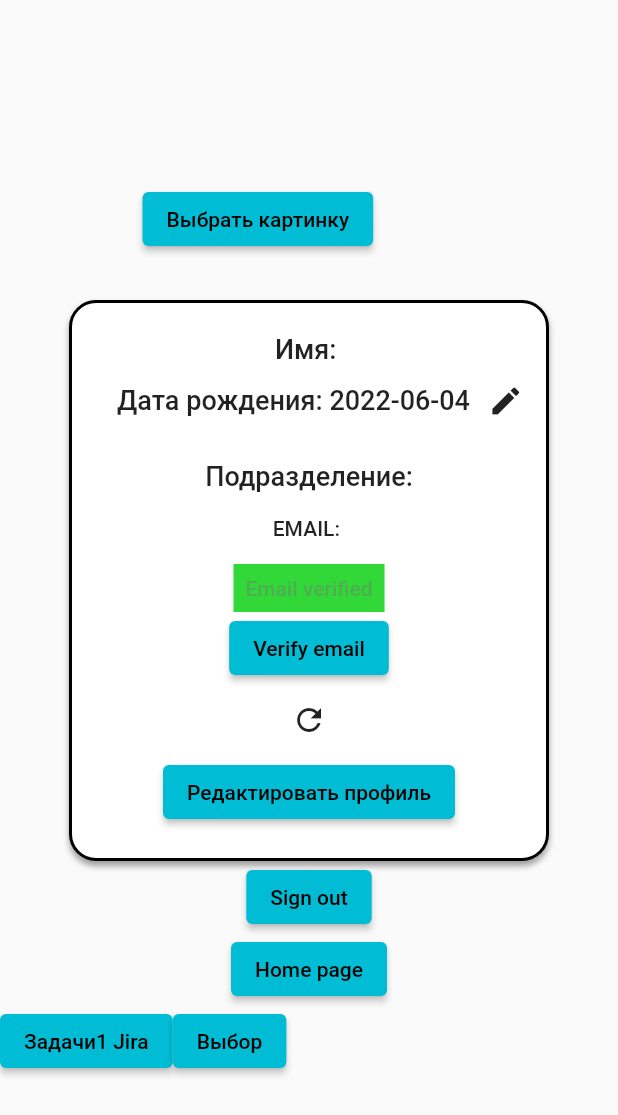
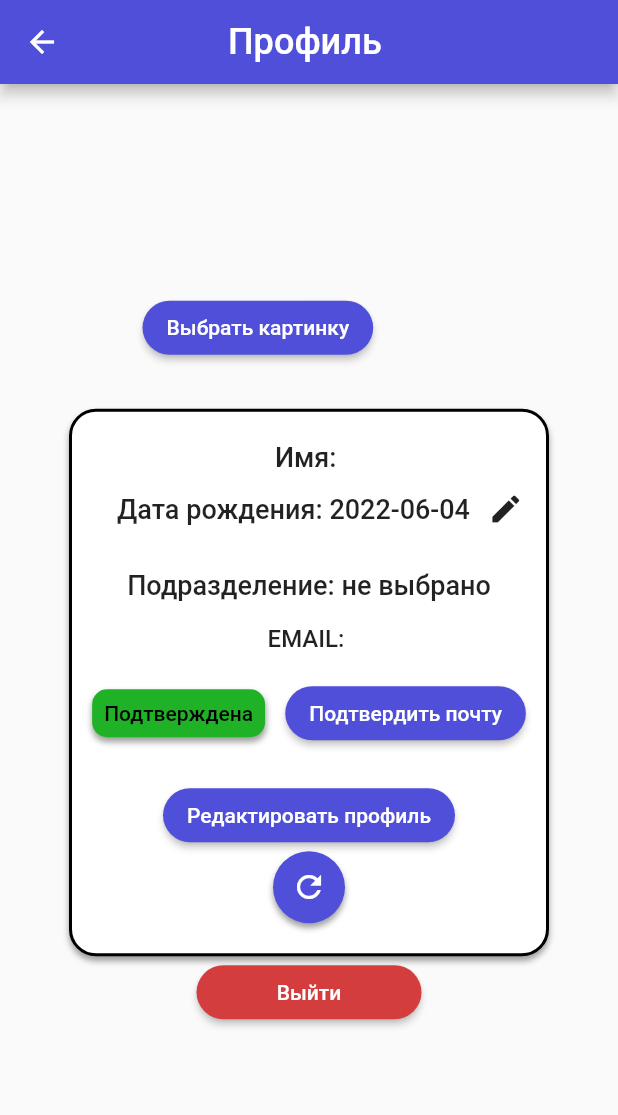
Before and after one commit to 1ldanlik/diplom-flutter-firebase, a Flutter app: the ProfilePage screen opened directly with empty values, on a phone screen of 412 x 824 dp. Shown: the top 1115 px of the screen. Run offline on Flutter 3.47's test engine with Material 2 defaults, Android fonts, the phone set to English and light mode, and no system bars; our stand-ins replace cloud_firestore, drop_shadow_image, firebase_auth, firebase_core, firebase_storage, flutter_datetime_picker and 2 more; missing offline and left inert: teledart; accounts and stored records are empty; network calls fail.

Commit message:
WithEditProfile

```diff
--- a/lib/pages/add_news_page.dart
+++ b/lib/pages/add_news_page.dart
@@ -14,7 +14,6 @@ class _AddNewsPageState extends State<AddNewsPage> {
 
   @override
   void initState() {
-    // TODO: implement initState
     super.initState();
   }
 
--- a/lib/pages/news_page.dart
+++ b/lib/pages/news_page.dart
@@ -117,26 +117,6 @@ class _MyHomePageState extends State<MyHomePage> {
     teleDart = TeleDart(telegram, event);
     teleDart!.start();
 
-    // teleDart!
-    //     .onMessage(entityType: 'bot_command', keyword: 'start')
-    //     .listen((message) {
-    //   msgId = message.chat.id;
-    //   teleDart!.telegram.sendMessage(msgId, 'Hello I am Flutter bot');
-    // });
-    //
-    // teleDart!
-    //     .onMessage(entityType: 'bot_command', keyword: 'dart')
-    //     .listen((message) {
-    //   msgId = message.chat.id;
-    //   setState(() {
-    //     _msgs.add({message.chat.username.toString(): message.text!});
-    //   });
-    //   print('+++++++++++' + message.text!);
-    //   print('-----------' + message.photo.toString());
-    //   print(_msgs);
-    // });
-
-
     teleDart!.onMessage().listen((message) {
       msgId = message.chat.id;
       setState(() {
@@ -144,12 +124,6 @@ class _MyHomePageState extends State<MyHomePage> {
       });
     });
 
-    // teleDart!.onMessage(keyword: 'Load images').listen((message) async {
-    //
-    //   // ask user to select one photo
-    //   teleDart!.telegram.sendMessage(message.chat.id, 'choose one');
-
-      // subscribe to user input
       final subscription = teleDart!.onMessage().listen((_) {});
 
       subscription.onData((data) async {
@@ -174,19 +148,6 @@ class _MyHomePageState extends State<MyHomePage> {
           });
         }
       });
-    // });
-    // teleDart!.onMessage(keyword: 'lol').listen((message) {
-    //   print('--------MESAGETEXT----------' + message.text.toString() + '------');
-    //   teleDart!.telegram.sendMessage(message.chat.id, 'image deleted' + message.caption.toString());
-
-    // });
-    // execute this if user hit 'Delete images' button
-    teleDart!.onMessage(keyword: 'Delete images').listen((message) {
-      // delete folder and image in it
-      deletePhotosDirectory(teleDart!, message).then((value) =>
-          teleDart!.telegram.sendMessage(message.chat.id, 'image deleted'));
-    });
-
   }
 
   Future<void> deletePhotosDirectory(
@@ -216,19 +177,6 @@ class _MyHomePageState extends State<MyHomePage> {
     final response = await request.close();
     await response.pipe(io.File(path).openWrite()) as io.File;
   }
-
-
-// teleDart!.fetcher.onUpdate().listen((event) {
-  //   msgId = event.message!.chat.id;
-  //   setState(() {
-  //     _msgs.add({event.message!.chat.username.toString(): {event.message!.text! : event.message!.photo.toString()}});
-  //   });
-  //   print('+++++++++++' + event.message!.text!);
-  //   print('-----------' + event.message!.photo.toString());
-  //   print(_msgs);
-  //   print(_msgs);
-  // });
-
 
   Future uploadFile(String caption,
       String tFileLink,
--- a/lib/pages/profile_page.dart
+++ b/lib/pages/profile_page.dart
@@ -1,23 +1,19 @@
 import 'dart:convert';
 import 'dart:io';
+import 'package:drop_shadow_image/drop_shadow_image.dart';
 import 'package:cloud_firestore/cloud_firestore.dart';
 import 'package:flutter_datetime_picker/flutter_datetime_picker.dart';
 import 'package:flutter/material.dart';
 import 'package:firebase_auth/firebase_auth.dart';
 import 'package:intl/intl.dart';
-import 'package:test_diplom_first/pages/choose_page.dart';
-import 'package:test_diplom_first/pages/jira_issues_list.dart';
 import 'package:test_diplom_first/pages/redact_profile_page.dart';
 import 'package:test_diplom_first/res/custom_colors.dart';
-import 'package:test_diplom_first/utils/jira_auth.dart';
 import '../utils/fire_auth.dart';
 import 'package:image_picker/image_picker.dart';
 import 'login_page.dart';
 import 'package:firebase_storage/firebase_storage.dart' as firebase_storage;
 import 'package:path/path.dart' as Path;
-import 'news_page.dart';
 import '../utils/database.dart';
-import '../utils/jira_auth.dart';
 import 'package:http/http.dart' as http;
 
 class ProfilePage extends StatefulWidget {
@@ -64,21 +60,35 @@ class _ProfilePageState extends State<ProfilePage> {
   @override
   Widget build(BuildContext context) {
     return Scaffold(
+      appBar: AppBar(
+        title: Row(
+          children: [
+            SizedBox(width: 80,),
+            Text('Профиль', style: TextStyle(fontSize: 24, color: CustomColors.customWhite),),
+          ],
+        ),
+        backgroundColor: CustomColors.customPurple,
+        leading: BackButton(color: CustomColors.customWhite,),
+      ),
       body: Center(
         child: Column(
           mainAxisAlignment: MainAxisAlignment.center,
           children: [
-            // Center(
-            //   child:
-            // ),
-            Text(_currentUser!.uid),
-            // Container(
-            //   height: 100,
-            //   width: 100,
             Row(
               children: [
                 SizedBox(width: 65,),
-                ClipRRect(
+                Container(
+                  decoration: BoxDecoration(
+                    shape: BoxShape.circle,
+                    boxShadow: [
+                      BoxShadow(
+                        color: CustomColors.customGrey,
+                        blurRadius: 100.0,
+                        spreadRadius: 1.0,
+                      )
+                    ],
+                  ),
+                  child: ClipRRect(
                     borderRadius: BorderRadius.circular(8.0),
                     child: ClipRRect(
                       child: _currentUser!.photoURL != null ? Image.network(
@@ -89,10 +99,18 @@ class _ProfilePageState extends State<ProfilePage> {
                       ) : null
                     ),
                   ),
+                ),
                 SizedBox(width: 30,),
                         ElevatedButton(
                             onPressed: () => chooseImage(),
-                            child: Text('Выбрать картинку',),),
+                            child: Text('Выбрать картинку', style: TextStyle(color: CustomColors.customWhite),),
+                          style: ButtonStyle(
+                              backgroundColor: MaterialStateProperty.all(CustomColors.customPurple),
+                              shape: MaterialStateProperty.all<RoundedRectangleBorder>(
+                                  RoundedRectangleBorder(
+                                    borderRadius: BorderRadius.circular(18.0),
+                                  ))),
+                        ),
               ],
             ),
             SizedBox(height: 30,),
@@ -118,7 +136,10 @@ class _ProfilePageState extends State<ProfilePage> {
                     style: TextStyle(fontWeight: FontWeight.w500, fontSize: 18)
                   ),
                   Container(
-                      child: dateTime == null ? TextButton(onPressed: () {
+                      child: dateTime == null ? Row(
+                        children: [
+                      Text('Дата рождения: ', style: TextStyle(fontSize: 16)),
+                          TextButton(onPressed: () {
                             DatePicker.showDatePicker(context,
                                 showTitleActions: true,
                                 minTime: DateTime(1920, 1, 1),
@@ -134,9 +155,11 @@ class _ProfilePageState extends State<ProfilePage> {
                                 }, currentTime: DateTime.now(), locale: LocaleType.en);
                           },
                             child: Text(
-                          'Add date time picker',
-                          style: TextStyle(color: Colors.blue),
+                              'Выбрать дату рождения',
+                              style: TextStyle(color: Colors.blue, fontSize: 18, fontWeight: FontWeight.w500),
                             ),
+                          ),
+                        ],
                       ) : Row(
                         children: [
                           SizedBox(width: 30,),
@@ -166,29 +189,39 @@ class _ProfilePageState extends State<ProfilePage> {
                   ),
 
                   SizedBox(height: 16.0),
-                  Text(subDiv != null ? 'Подразделение: ${subDiv.toString()}' : 'Подразделение:', style: TextStyle(fontWeight: FontWeight.w500, fontSize: 18),),
+                  Text(subDiv != null ? 'Подразделение: ${subDiv.toString()}' : 'Подразделение: не выбрано', style: TextStyle(fontWeight: FontWeight.w500, fontSize: 18),),
                   SizedBox(height: 16.0),
                   Text(
                     'EMAIL: ${_currentUser!.email}',
-                    style: Theme
-                        .of(context)
-                        .textTheme
-                        .bodyText1,
+                    style: TextStyle(fontSize: 16, fontWeight: FontWeight.w500),
                   ),
                   SizedBox(height: 16.0),
+                  Row(
+                    mainAxisAlignment: MainAxisAlignment.spaceEvenly,
+                    children: [
                       _currentUser!.emailVerified
                           ? Container(
-                    color: CustomColors.customGreen,
                             child: Padding(
                               padding: const EdgeInsets.all(8.0),
                               child: Text(
-                    'Email verified',
+                                'Подтверждена',
                                 style: Theme
                                     .of(context)
                                     .textTheme
                                     .bodyText1!
-                            .copyWith(color: Colors.green),
+                                    .copyWith(color: Colors.black),
                               ),
+                            ),
+                        decoration: BoxDecoration(
+                          color: CustomColors.customGreen,
+                          borderRadius: BorderRadius.circular(10),
+                          boxShadow: [
+                            BoxShadow(
+                                offset: Offset(0, 3),
+                                blurRadius: 3,
+                                color: Colors.grey
+                            ),
+                          ],
                         ),
                           )
                           : Container(
@@ -196,7 +229,7 @@ class _ProfilePageState extends State<ProfilePage> {
                             child: Padding(
                               padding: const EdgeInsets.all(8.0),
                               child: Text(
-                    'Email not verified',
+                        'Не подтверждена',
                         style: Theme
                                 .of(context)
                                 .textTheme
@@ -207,7 +240,7 @@ class _ProfilePageState extends State<ProfilePage> {
                         // color: CustomColors.customRed,
                         decoration: BoxDecoration(
                           color: CustomColors.customRed,
-                      borderRadius: BorderRadius.circular(18),
+                          borderRadius: BorderRadius.circular(10),
                           boxShadow: [
                             BoxShadow(
                                 offset: Offset(0, 3),
@@ -221,14 +254,18 @@ class _ProfilePageState extends State<ProfilePage> {
                         onPressed: () async {
                           await _currentUser!.sendEmailVerification();
                         },
-                    child: Text('Verify email'),
+                        style: ButtonStyle(
+                            backgroundColor: MaterialStateProperty.all(CustomColors.customPurple),
+                            shape: MaterialStateProperty.all<RoundedRectangleBorder>(
+                                RoundedRectangleBorder(
+                                  borderRadius: BorderRadius.circular(18.0),
+                                ))),
+                        child: Text('Подтвердить почту', style: TextStyle(color: CustomColors.customWhite,)
                         ),
-                  IconButton(
-                      icon: Icon(Icons.refresh),
-                      onPressed: () {
-                        refreshUser();
-                      }
                       ),
+                    ],
+                  ),
+                  SizedBox(height: 20,),
                   ElevatedButton(
                     onPressed: () {
                       Navigator.of(context).push(
@@ -237,11 +274,39 @@ class _ProfilePageState extends State<ProfilePage> {
                                   EditProfilePage(name: _currentUser!.displayName, mail: _currentUser!.email, subdivision: subDiv, user: _currentUser!)
                           ));
                     },
-                    child: Text('Редактировать профиль'),),
+                    child: Text('Редактировать профиль', style: TextStyle(color: CustomColors.customWhite),),
+                    style: ButtonStyle(
+                        backgroundColor: MaterialStateProperty.all(CustomColors.customPurple),
+                        shape: MaterialStateProperty.all<RoundedRectangleBorder>(
+                            RoundedRectangleBorder(
+                              borderRadius: BorderRadius.circular(18.0),
+                            ))),
+                  ),
+                  Container(
+                    decoration: BoxDecoration(
+                      color: CustomColors.customPurple,
+                      borderRadius: BorderRadius.circular(30),
+                      boxShadow: [
+                        BoxShadow(
+                            offset: Offset(0, 3),
+                            blurRadius: 3,
+                            color: Colors.grey
+                        ),
+                      ],
+                    ),
+                    child: IconButton(
+                        icon: Icon(Icons.refresh, color: CustomColors.customWhite,),
+                        onPressed: () {
+                          refreshUser();
+                        }
+                    ),
+                  ),
                 ],
               ),
             ),
-            ElevatedButton(
+            SizedBox(
+              width: 150,
+              child: ElevatedButton(
                   onPressed: () async {
                     await FirebaseAuth.instance.signOut();
 
@@ -251,50 +316,15 @@ class _ProfilePageState extends State<ProfilePage> {
                       ),
                     );
                   },
-                child: Text('Sign out')
+                  child: Text('Выйти', style: TextStyle(color:  CustomColors.customWhite),),
+                style: ButtonStyle(
+                    backgroundColor: MaterialStateProperty.all(CustomColors.customRed),
+                    shape: MaterialStateProperty.all<RoundedRectangleBorder>(
+                        RoundedRectangleBorder(
+                          borderRadius: BorderRadius.circular(18.0),
+                        ))),
               ),
-            ElevatedButton(
-                onPressed: () {
-                  Navigator.of(context).push(
-                    MaterialPageRoute(
-                      builder: (context) =>
-                          MyHomePage(title: 'LOL'),
-                      // DashboardScreen()
-                    ),
-                  );
-                },
-                child: Text('Home page')
-            ),
-            Row(
-              children: [
-                ElevatedButton(
-                    onPressed: () {
-                      Navigator.of(context).push(
-                        MaterialPageRoute(
-                          builder: (context) =>
-                              JiraIssuesList(),
-                          // DashboardScreen()
-                        ),
-                      );
-                    },
-                    child: Text('Задачи1 Jira')
-                ),
-                ElevatedButton(
-                    onPressed: () {
-                      Navigator.of(context).push(
-                        MaterialPageRoute(
-                          builder: (context) =>
-                              ChoosePage(user: _currentUser,),
-                          // DashboardScreen()
-                        ),
-                      );
-                    },
-                    child: Text('Выбор')
-                ),
-              ],
-            ),
-            // Add widgets for verifying email
-            // and, signing out the user
+            )
           ],
         ),
       ),
--- a/lib/res/custom_colors.dart
+++ b/lib/res/custom_colors.dart
@@ -4,5 +4,6 @@ class CustomColors {
   static final Color customWhite = Color(0xFFFFFFFF);
   static final Color customPurple = Color(0xFF4F4FD9);
   static final Color customRed = Color(0xFFD33D3D);
-  static final Color customGreen = Color(0xFF31D838);
+  static final Color customGreen = Color(0xFF20B226);
+  static final Color customGrey = Colors.grey;
 }
--- a/pubspec.yaml
+++ b/pubspec.yaml
@@ -45,6 +45,7 @@ dependencies:
   http: ^0.13.4
   flutter_svg: ^1.0.3
   path_provider: ^2.0.10
+  drop_shadow_image: ^0.9.1
 #  atlassian_apis: ^0.7.0
 #  flutter_session: ^0.1.1
 
@@ -76,6 +77,7 @@ flutter:
     - assets/low.svg
     - assets/lowest.svg
     - assets/jira_icon.png
+    - assets/avatar_null.png
 
   # To add assets to your application, add an assets section, like this:
 #assets:
```
Also changed, not shown: assets/avatar_null.png (added), pubspec.lock. Lines whose indentation alone changed are shown as unchanged.
